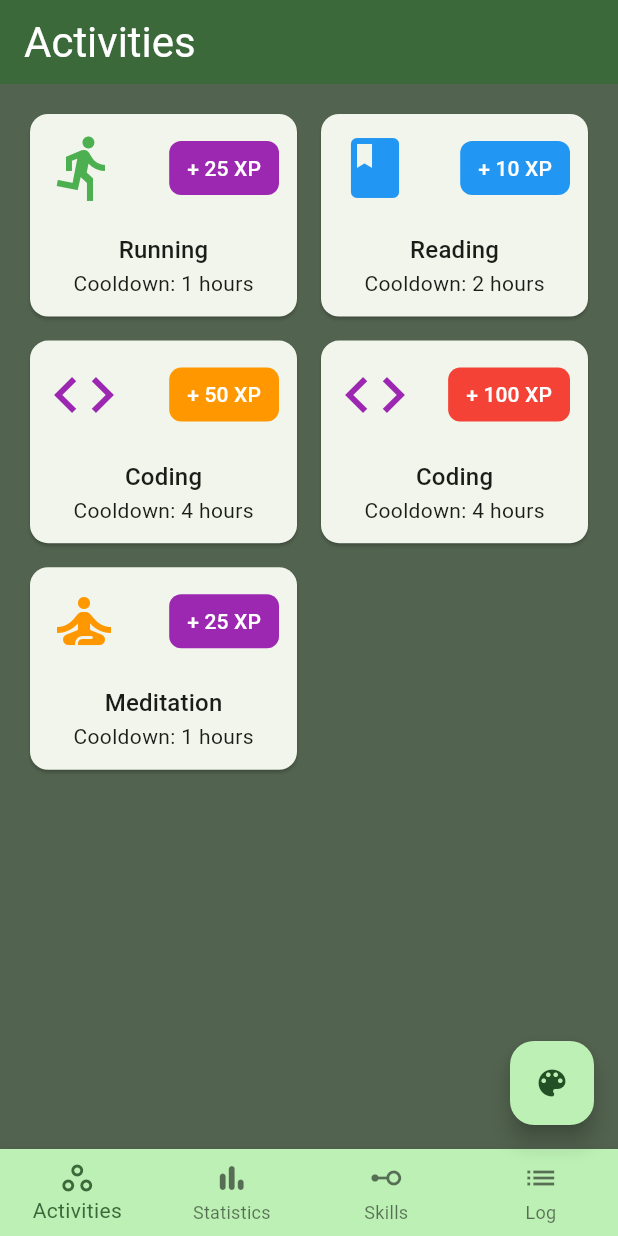
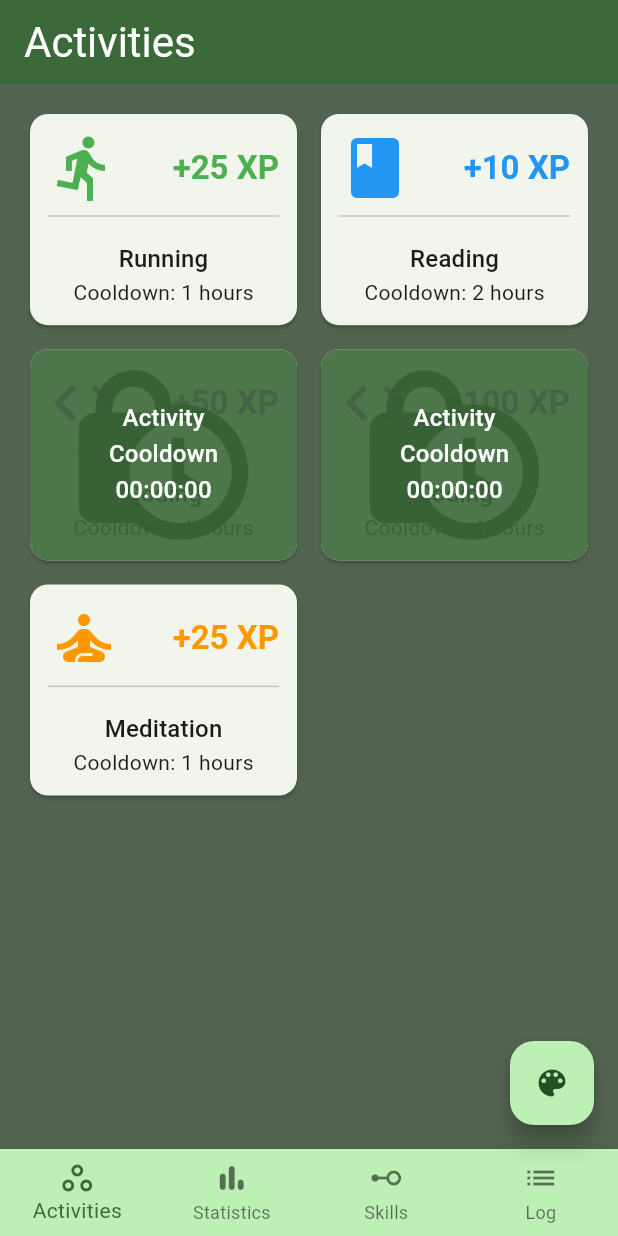
Before and after one commit to Sebsprograms/My_Skill_Tree, a Flutter app: the screen it shows after launch, on a phone screen of 412 x 824 dp. Run offline on Flutter 3.47's test engine with Material 3 defaults, Android fonts, the phone set to English and light mode, and no system bars.

Commit message:
Style activity card and cooldown mode

```diff
--- a/lib/screens/activity_list.dart
+++ b/lib/screens/activity_list.dart
@@ -52,7 +52,7 @@ class ActivityList extends StatelessWidget {
       child: GridView.builder(
         gridDelegate: const SliverGridDelegateWithFixedCrossAxisCount(
           crossAxisCount: 2,
-          childAspectRatio: 1.3,
+          childAspectRatio: 1.25,
           mainAxisSpacing: 8,
           crossAxisSpacing: 8,
         ),
--- a/lib/widgets/activity_card.dart
+++ b/lib/widgets/activity_card.dart
@@ -2,7 +2,6 @@ import 'dart:ffi';
 
 import 'package:flutter/material.dart';
 import 'package:my_skill_tree/models/activity.dart';
-import 'package:my_skill_tree/widgets/reward_emblem.dart';
 
 class ActivityCard extends StatelessWidget {
   const ActivityCard({super.key, required this.activity});
@@ -11,8 +10,8 @@ class ActivityCard extends StatelessWidget {
 
   @override
   Widget build(BuildContext context) {
-    return Card(
-      // shadowColor: Colors.black,
+    //  Conditionally render either the activity details or a cooldown
+    Widget content = Card(
       child: Padding(
         padding: const EdgeInsets.all(12.0),
         child: Column(
@@ -22,9 +21,16 @@ class ActivityCard extends StatelessWidget {
               mainAxisAlignment: MainAxisAlignment.spaceBetween,
               children: [
                 Icon(activity.icon, color: activity.skillColor, size: 48),
-                RewardEmblem(reward: activity.reward),
+                Text(
+                  '+${activity.reward.value} XP',
+                  style: Theme.of(context).textTheme.titleLarge!.copyWith(
+                        color: activity.skillColor,
+                        fontWeight: FontWeight.bold,
+                      ),
+                ),
               ],
             ),
+            const Divider(),
             Expanded(
               child: Container(),
             ),
@@ -34,6 +40,55 @@ class ActivityCard extends StatelessWidget {
         ),
       ),
     );
-    ;
+
+    if (activity.cooldown.inHours > 2) {
+      content = Stack(
+        children: <Widget>[
+          content,
+          Positioned.fill(
+              child: Center(
+                  child: Icon(
+            Icons.lock_clock,
+            size: 136,
+          ))),
+          Positioned.fill(
+            child: Container(
+              decoration: BoxDecoration(
+                color: Theme.of(context).colorScheme.primary.withOpacity(0.9),
+                borderRadius: BorderRadius.circular(12),
+              ),
+              margin: const EdgeInsets.all(4),
+              child: Center(
+                child: Column(
+                  mainAxisAlignment: MainAxisAlignment.center,
+                  children: [
+                    Text(
+                      'Activity',
+                      style: Theme.of(context).textTheme.titleMedium!.copyWith(
+                            color: Colors.white,
+                          ),
+                    ),
+                    Text(
+                      'Cooldown',
+                      style: Theme.of(context).textTheme.titleMedium!.copyWith(
+                            color: Colors.white,
+                          ),
+                    ),
+                    Text(
+                      '00:00:00',
+                      style: Theme.of(context).textTheme.titleMedium!.copyWith(
+                            color: Colors.white,
+                          ),
+                    ),
+                  ],
+                ),
+              ),
+            ),
+          ),
+        ],
+      );
+    }
+
+    return content;
   }
 }
--- a/lib/widgets/reward_emblem.dart
+++ /dev/null
@@ -1,25 +0,0 @@
-import 'package:flutter/material.dart';
-import 'package:my_skill_tree/models/activity.dart';
-
-class RewardEmblem extends StatelessWidget {
-  RewardEmblem({super.key, required this.reward});
-
-  Reward reward;
-
-  @override
-  Widget build(BuildContext context) {
-    return Container(
-      decoration: BoxDecoration(
-        color: reward.color,
-        borderRadius: BorderRadius.circular(8),
-      ),
-      padding: const EdgeInsets.symmetric(vertical: 8, horizontal: 12),
-      child: Text(
-        '+ ${reward.value} XP',
-        style: Theme.of(context).textTheme.titleSmall!.copyWith(
-              color: Colors.white,
-            ),
-      ),
-    );
-  }
-}
```
Also changed, not shown: lib/models/activity.dart (+0 -15 lines), lib/models/skill.dart (+15 -0 lines), lib/models/user.dart (+13 -0 lines).
